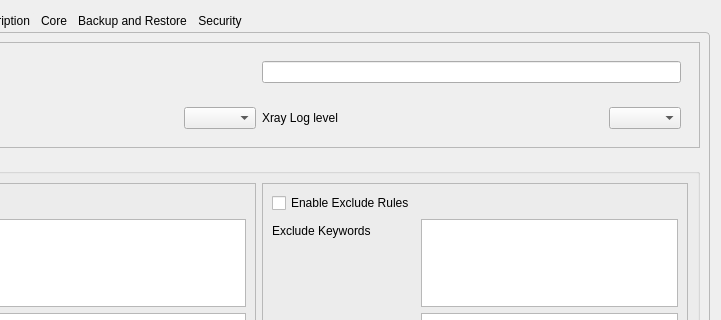
Old version of the form include/ui/setting/dialog_basic_settings.ui in the repository shengmo0210/Throne; both pictures show x 204 to 925 and y 0 to 320 of the 925 by 472 pixel window.
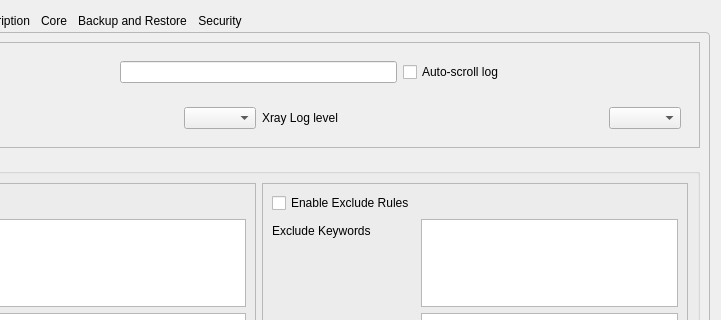
New version of the form. The open tabs and pages were chosen to show the change. Custom widgets are drawn as their Qt base class.

Commit message: fix: moved log auto-scroll checkbox to log settings

Patch:
```diff
--- a/include/ui/setting/dialog_basic_settings.ui
+++ b/include/ui/setting/dialog_basic_settings.ui
@@ -435,6 +435,13 @@
                </property>
               </widget>
              </item>
+             <item>
+              <widget class="QCheckBox" name="log_auto_scroll">
+               <property name="text">
+                <string>Auto-scroll log</string>
+               </property>
+              </widget>
+             </item>
             </layout>
            </widget>
           </item>
```
The commit also changes 5 other files.
